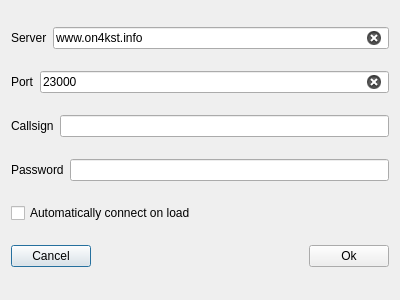
The window that mqt/MqtKSTClient/kstconfigure.ui (Rsclub22/Minos2-Mirror) describes before a commit, drawn with Qt 5.
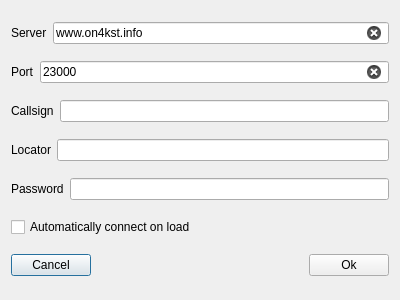
The same window after the commit.

What changed in the file:
```diff
--- a/mqt/MqtKSTClient/kstconfigure.ui
+++ b/mqt/MqtKSTClient/kstconfigure.ui
@@ -74,6 +74,20 @@
      </item>
     </layout>
    </item>
+   <item>
+    <layout class="QHBoxLayout" name="horizontalLayout_2">
+     <item>
+      <widget class="QLabel" name="label_5">
+       <property name="text">
+        <string>Locator</string>
+       </property>
+      </widget>
+     </item>
+     <item>
+      <widget class="QLineEdit" name="locatorEdit"/>
+     </item>
+    </layout>
+   </item>
    <item>
     <layout class="QHBoxLayout" name="horizontalLayout_3">
      <item>
```
